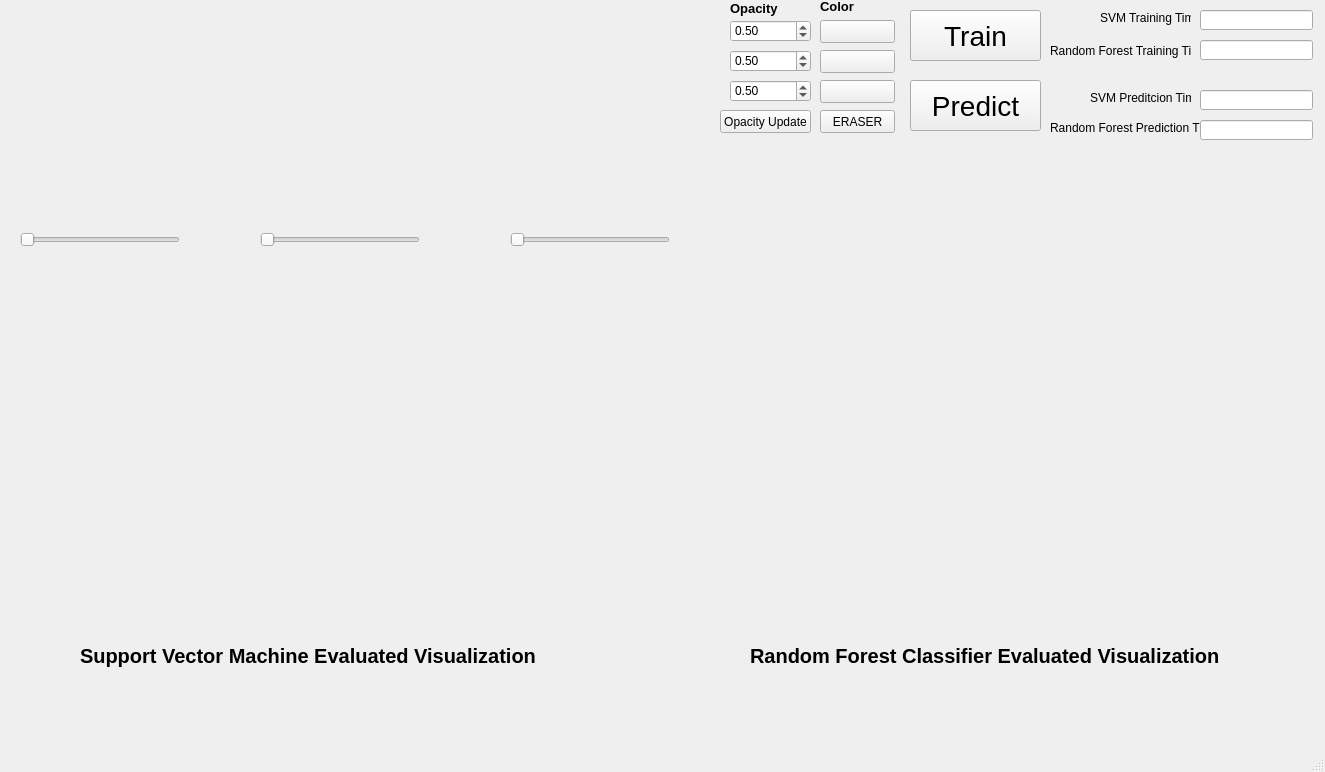
Before: the Qt Designer form VolVis.ui in krishnaprasadsoundararajan/VolVis, drawn with Qt 5.
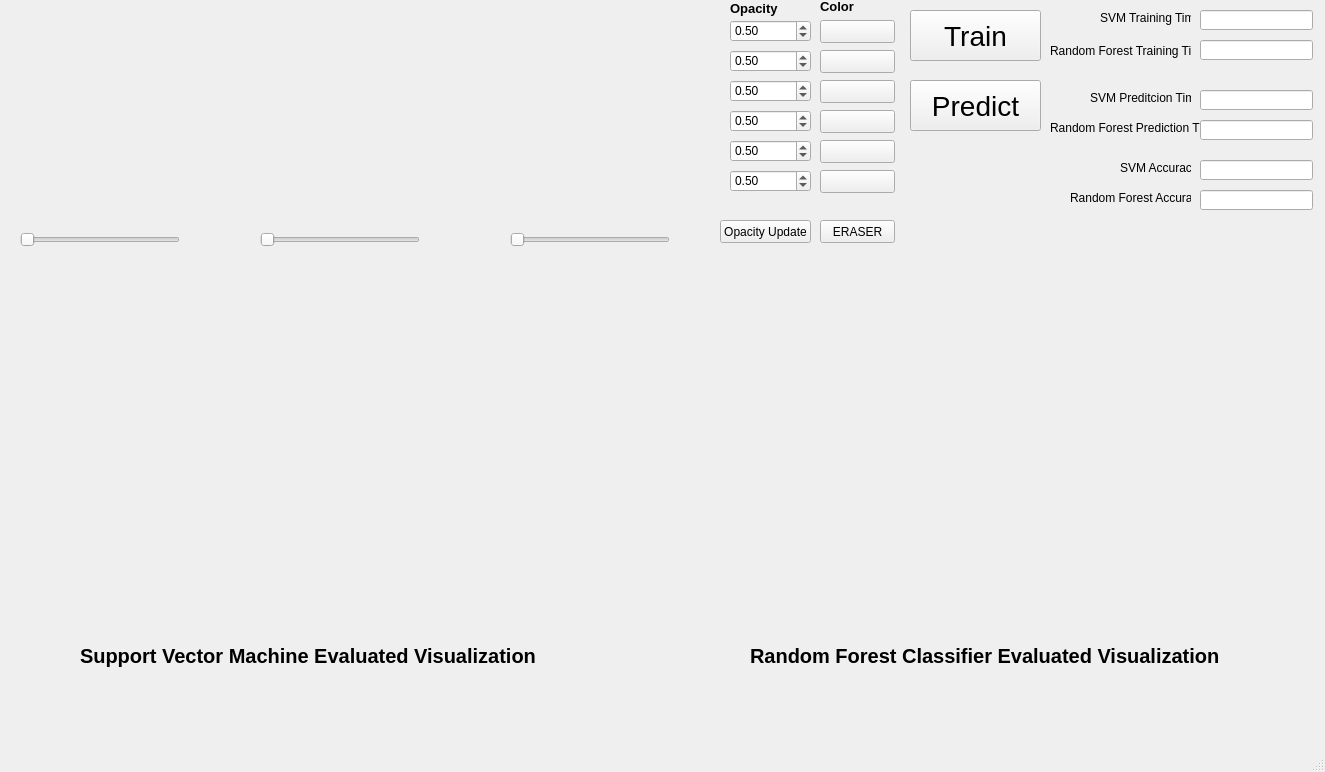
After: the same form once the commit is applied. Custom widgets are drawn as their Qt base class.

Patch:
```diff
--- a/VolVis.ui
+++ b/VolVis.ui
@@ -142,7 +142,7 @@
     <property name="geometry">
      <rect>
       <x>820</x>
-      <y>110</y>
+      <y>220</y>
       <width>75</width>
       <height>23</height>
      </rect>
@@ -248,7 +248,7 @@
     <property name="geometry">
      <rect>
       <x>720</x>
-      <y>110</y>
+      <y>220</y>
       <width>91</width>
       <height>23</height>
      </rect>
@@ -449,6 +449,201 @@
      <string>Random Forest Classifier Evaluated Visualization</string>
     </property>
    </widget>
+   <widget class="QPushButton" name="pushButtonOrange">
+    <property name="geometry">
+     <rect>
+      <x>820</x>
+      <y>110</y>
+      <width>75</width>
+      <height>23</height>
+     </rect>
+    </property>
+    <property name="font">
+     <font>
+      <family>Perpetua</family>
+      <weight>75</weight>
+      <bold>true</bold>
+     </font>
+    </property>
+    <property name="autoFillBackground">
+     <bool>true</bool>
+    </property>
+    <property name="text">
+     <string/>
+    </property>
+   </widget>
+   <widget class="QPushButton" name="pushButtonYellow">
+    <property name="geometry">
+     <rect>
+      <x>820</x>
+      <y>140</y>
+      <width>75</width>
+      <height>23</height>
+     </rect>
+    </property>
+    <property name="font">
+     <font>
+      <family>Perpetua</family>
+      <weight>75</weight>
+      <bold>true</bold>
+     </font>
+    </property>
+    <property name="autoFillBackground">
+     <bool>true</bool>
+    </property>
+    <property name="text">
+     <string/>
+    </property>
+   </widget>
+   <widget class="QPushButton" name="pushButtonPurple">
+    <property name="geometry">
+     <rect>
+      <x>820</x>
+      <y>170</y>
+      <width>75</width>
+      <height>23</height>
+     </rect>
+    </property>
+    <property name="font">
+     <font>
+      <family>Perpetua</family>
+      <weight>75</weight>
+      <bold>true</bold>
+     </font>
+    </property>
+    <property name="autoFillBackground">
+     <bool>true</bool>
+    </property>
+    <property name="text">
+     <string/>
+    </property>
+   </widget>
+   <widget class="QDoubleSpinBox" name="doubleSpinBoxOrange">
+    <property name="geometry">
+     <rect>
+      <x>730</x>
+      <y>110</y>
+      <width>81</width>
+      <height>22</height>
+     </rect>
+    </property>
+    <property name="maximum">
+     <double>1.000000000000000</double>
+    </property>
+    <property name="singleStep">
+     <double>0.100000000000000</double>
+    </property>
+    <property name="value">
+     <double>0.500000000000000</double>
+    </property>
+   </widget>
+   <widget class="QDoubleSpinBox" name="doubleSpinBoxYellow">
+    <property name="geometry">
+     <rect>
+      <x>730</x>
+      <y>140</y>
+      <width>81</width>
+      <height>22</height>
+     </rect>
+    </property>
+    <property name="maximum">
+     <double>1.000000000000000</double>
+    </property>
+    <property name="singleStep">
+     <double>0.100000000000000</double>
+    </property>
+    <property name="value">
+     <double>0.500000000000000</double>
+    </property>
+   </widget>
+   <widget class="QDoubleSpinBox" name="doubleSpinBoxPurple">
+    <property name="geometry">
+     <rect>
+      <x>730</x>
+      <y>170</y>
+      <width>81</width>
+      <height>22</height>
+     </rect>
+    </property>
+    <property name="maximum">
+     <double>1.000000000000000</double>
+    </property>
+    <property name="singleStep">
+     <double>0.100000000000000</double>
+    </property>
+    <property name="value">
+     <double>0.500000000000000</double>
+    </property>
+   </widget>
+   <widget class="QLabel" name="label_10">
+    <property name="geometry">
+     <rect>
+      <x>1120</x>
+      <y>160</y>
+      <width>71</width>
+      <height>16</height>
+     </rect>
+    </property>
+    <property name="text">
+     <string>SVM Accuracy</string>
+    </property>
+   </widget>
+   <widget class="QLabel" name="label_11">
+    <property name="geometry">
+     <rect>
+      <x>1070</x>
+      <y>190</y>
+      <width>121</width>
+      <height>16</height>
+     </rect>
+    </property>
+    <property name="text">
+     <string>Random Forest Accuracy</string>
+    </property>
+   </widget>
+   <widget class="QLineEdit" name="SVM_accuracy">
+    <property name="geometry">
+     <rect>
+      <x>1200</x>
+      <y>160</y>
+      <width>113</width>
+      <height>20</height>
+     </rect>
+    </property>
+    <property name="font">
+     <font>
+      <pointsize>10</pointsize>
+      <weight>75</weight>
+      <bold>true</bold>
+     </font>
+    </property>
+    <property name="cursor">
+     <cursorShape>WaitCursor</cursorShape>
+    </property>
+    <property name="text">
+     <string/>
+    </property>
+   </widget>
+   <widget class="QLineEdit" name="RandomForest_accuracy">
+    <property name="geometry">
+     <rect>
+      <x>1200</x>
+      <y>190</y>
+      <width>113</width>
+      <height>20</height>
+     </rect>
+    </property>
+    <property name="font">
+     <font>
+      <pointsize>10</pointsize>
+      <weight>75</weight>
+      <bold>true</bold>
+     </font>
+    </property>
+    <property name="cursor">
+     <cursorShape>WaitCursor</cursorShape>
+    </property>
+   </widget>
   </widget>
   <widget class="QMenuBar" name="menubar">
    <property name="geometry">
```
Left out of the diff: 13 changed lines with no effect on the pictures.
